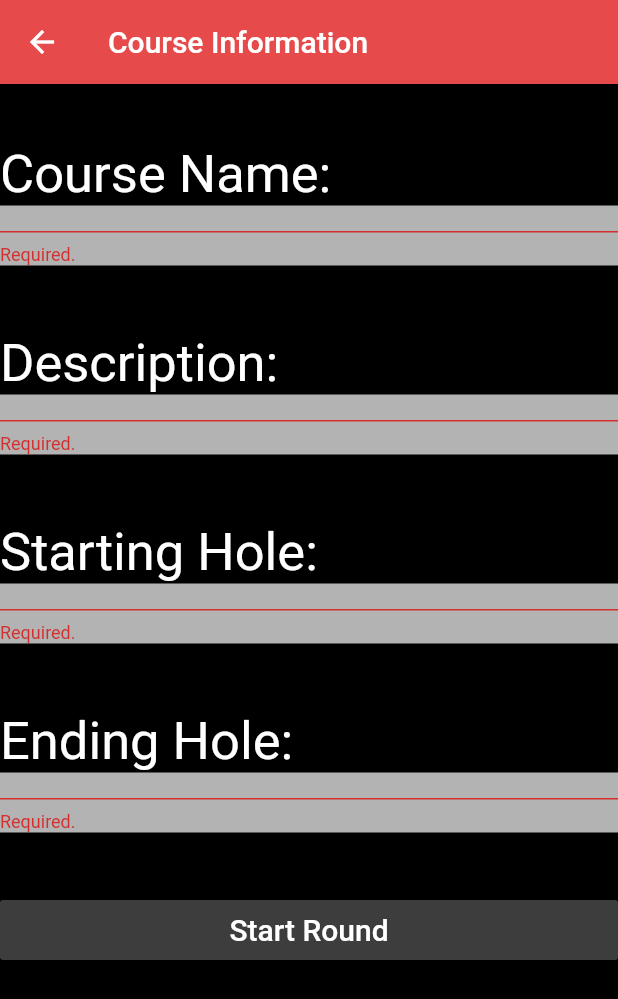
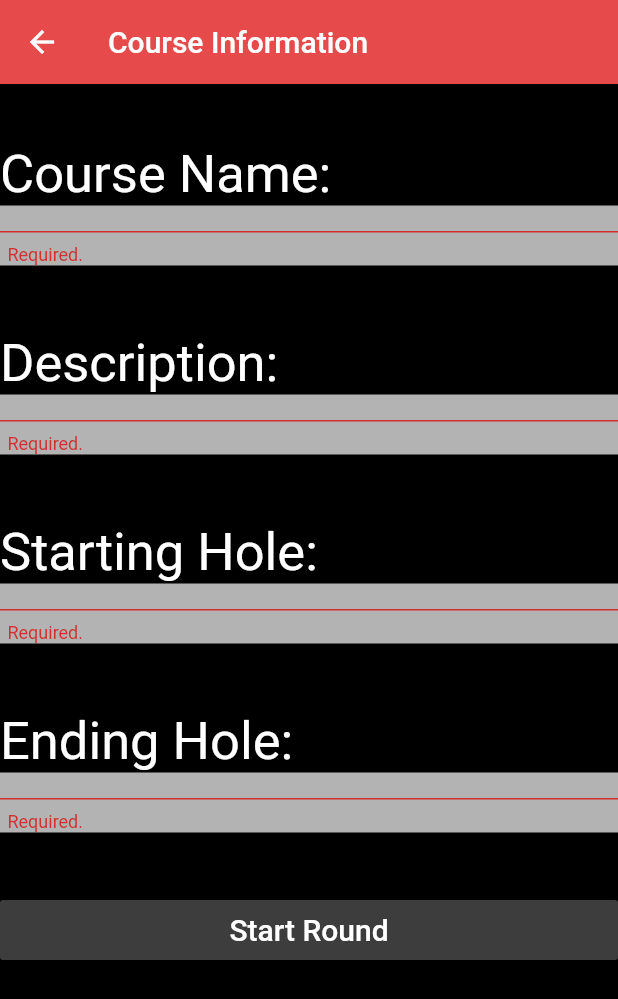
Before and after one commit to alec7s/reach_back, a Flutter app: the CourseForm screen opened directly, after a tap on "Start Round", on a phone screen of 412 x 824 dp. Shown: the top 999 px of the screen. Run offline on Flutter 3.47's test engine with Material 2 defaults, Android fonts, the phone set to English and light mode, and no system bars.

```diff
--- a/lib/components/formfield.dart
+++ b/lib/components/formfield.dart
@@ -32,9 +32,10 @@ class CourseFormField extends StatelessWidget {
           //TODO: REFERENCE THEME COLOR
           style: TextStyle(
               color: Colors.black,
-              fontSize: 20.0,
+              fontSize: 25.0,
               fontWeight: FontWeight.normal),
           decoration: InputDecoration(
+            contentPadding: EdgeInsets.all(5.0),
             fillColor: Colors.white,
             labelText: hintTxt,
             floatingLabelBehavior: FloatingLabelBehavior.never,
```
Also changed, not shown: lib/models/Course.dart (+6 -8 lines), lib/screens/scorecard.dart (+4 -4 lines).
